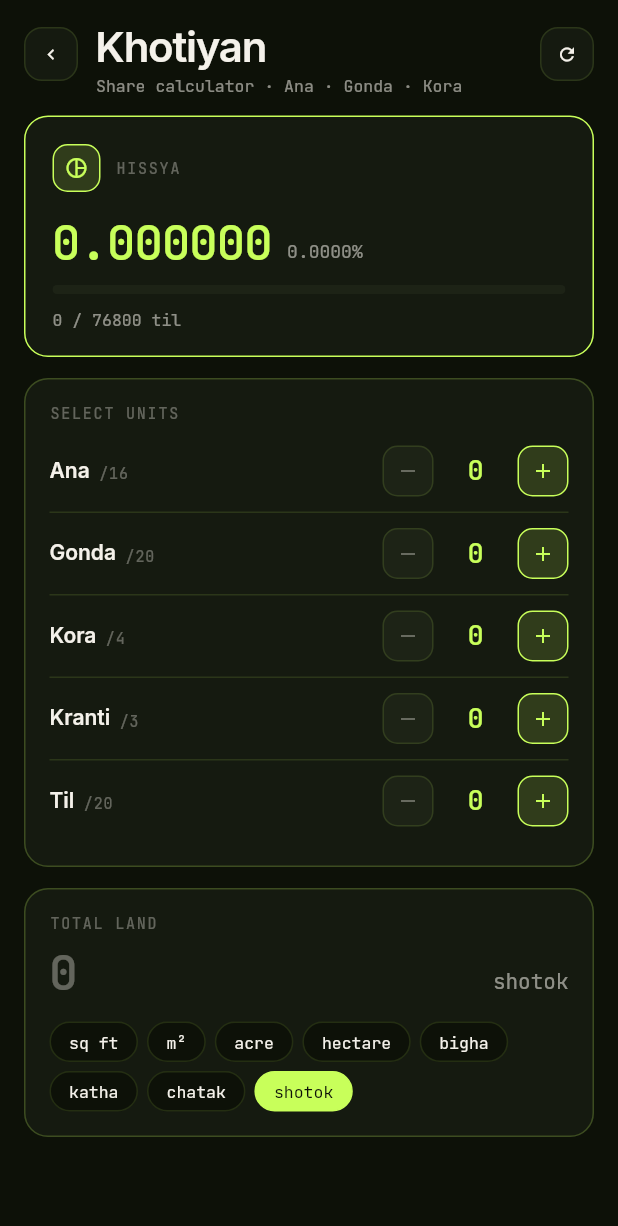
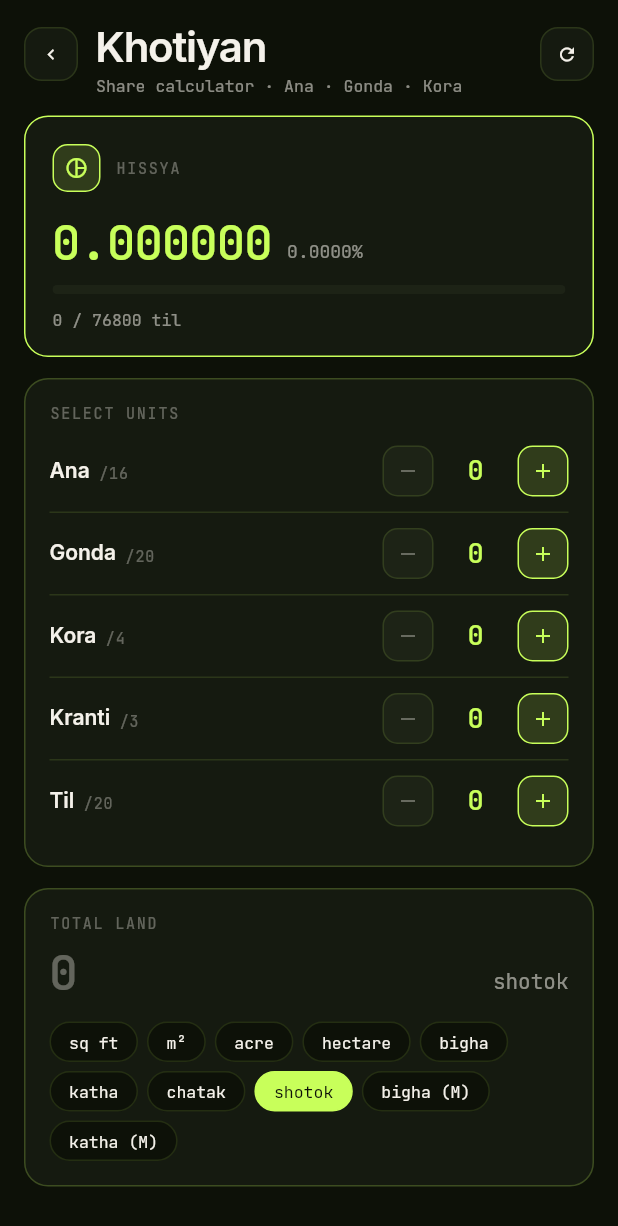
Before and after one commit to zamansheikh/plotcalc, a Flutter app: the KhotiyanScreen screen opened by its route, on a phone screen of 412 x 824 dp. Shown: the top 1226 px of the screen. Run offline on Flutter 3.47's test engine with Material 3 defaults, Android fonts, the phone set to English and light mode, and no system bars; our stand-ins replace equatable, flutter_bloc, get_it, go_router, google_fonts, shared_preferences; accounts and stored records are empty.

Commit message:
feat: Add Mymensingh regional area units and update localization support

```diff
--- a/lib/core/units/area_unit.dart
+++ b/lib/core/units/area_unit.dart
@@ -1,30 +1,74 @@
 import 'package:intl/intl.dart';
 
+/// Exact square metres in one square foot. The international foot is defined
+/// as exactly 0.3048 m, so 0.3048² is exact rather than an approximation.
+const double sqmPerSqft = 0.09290304;
+
+/// Square feet in one acre — exact by definition (1 acre = 10 sq chains).
+const double _sqftPerAcre = 43560;
+
+/// A shotok (decimal) is exactly one hundredth of an acre: 435.6 sq ft.
+const double _sqftPerShotok = _sqftPerAcre / 100;
+
+/// Bangladesh's standard katha, as used in Dhaka and in land deeds
+/// generally: 720 sq ft. Twenty of them make a bigha, sixteen chatak make
+/// one katha. Regional conventions differ — see the Mymensingh pair below.
+const double _sqftPerKatha = 720;
+
+/// Mymensingh's regional katha is 6.5 shotok rather than the standard
+/// 1.65, and twenty of them still make one (much larger) bigha — so a
+/// Mymensingh bigha is 130 shotok, or 1.3 acres.
+const double _shotokPerKathaMymensingh = 6.5;
+const double _sqftPerKathaMymensingh =
+    _sqftPerShotok * _shotokPerKathaMymensingh;
+
+const double _kathaPerBigha = 20;
+const double _chatakPerKatha = 16;
+
+/// Area units the app can display and convert between.
+///
+/// Each unit is declared by its size **in square feet**, because that is how
+/// the Bangladeshi units are actually defined (a katha is 720 sq ft; a shotok
+/// is 1/100 acre). Everything else is derived. Declaring a pre-divided
+/// "units per square metre" constant instead is how `bigha` ended up an
+/// order of magnitude wrong: a dropped zero in a long decimal is invisible,
+/// whereas `20 * _sqftPerKatha` is self-evidently twenty katha.
 enum AreaUnit {
-  sqft(10.7639, 0),
-  sqm(1, 1),
-  acre(0.000247105, 4),
-  hectare(0.0001, 4),
-  bigha(0.00747384, 4),
-  katha(0.014947, 3),
-  chatak(0.239, 2),
-  shotok(0.0247105, 3);
+  sqft(1, 0),
+  sqm(1 / sqmPerSqft, 1),
+  acre(_sqftPerAcre, 4),
+  hectare(10000 / sqmPerSqft, 4),
+  bigha(_kathaPerBigha * _sqftPerKatha, 4),
+  katha(_sqftPerKatha, 3),
+  chatak(_sqftPerKatha / _chatakPerKatha, 2),
+  shotok(_sqftPerShotok, 3),
+  bighaMymensingh(_kathaPerBigha * _sqftPerKathaMymensingh, 5),
+  kathaMymensingh(_sqftPerKathaMymensingh, 3);
 
-  final double factor;
+  /// How many square feet one of this unit covers.
+  final double sqftPerUnit;
+
+  /// Fraction digits used when displaying this unit.
   final int precision;
 
   // Unit names are locale-dependent — see AreaUnitL10n in l10n.dart.
-  const AreaUnit(this.factor, this.precision);
+  const AreaUnit(this.sqftPerUnit, this.precision);
+
+  /// Square metres one of this unit covers.
+  double get sqmPerUnit => sqftPerUnit * sqmPerSqft;
+
+  /// How many of this unit fit in one square metre.
+  double get factor => 1 / sqmPerUnit;
 
   /// Convert square meters to this unit.
-  double fromSqm(double sqm) => sqm * factor;
+  double fromSqm(double sqm) => sqm / sqmPerUnit;
 
   /// Convert this unit value back to square meters.
-  double toSqm(double v) => v / factor;
+  double toSqm(double v) => v * sqmPerUnit;
 
   /// Format a square-meter value as a readable string in this unit.
   String format(double sqm) {
-    final v = sqm * factor;
+    final v = fromSqm(sqm);
     if (precision == 0) {
       return NumberFormat.decimalPattern().format(v.round());
     }
--- a/lib/l10n/app_en.arb
+++ b/lib/l10n/app_en.arb
@@ -727,7 +727,7 @@
   "@aboutWhatItDoes": {},
   "aboutDraw": "Draw plots by tapping vertices, dragging a template, or typing exact measurements.",
   "@aboutDraw": {},
-  "aboutConvert": "Convert between 8 area units (sq ft, m², acre, hectare, bigha, katha, chatak, shotok).",
+  "aboutConvert": "Convert between 10 area units, including the Mymensingh regional bigha and katha.",
   "@aboutConvert": {},
   "aboutAdjust": "Adjust a polygon to hit a target area while keeping its shape.",
   "@aboutAdjust": {},
@@ -777,5 +777,13 @@
   "drawFirstVertexHint": "Tap anywhere on the canvas\nto drop your first vertex",
   "@drawFirstVertexHint": {},
   "drawCompassN": "N",
-  "@drawCompassN": {}
+  "@drawCompassN": {},
+  "unitBighaMymensinghLabel": "bigha (M)",
+  "@unitBighaMymensinghLabel": {},
+  "unitBighaMymensinghName": "Bigha — Mymensingh",
+  "@unitBighaMymensinghName": {},
+  "unitKathaMymensinghLabel": "katha (M)",
+  "@unitKathaMymensinghLabel": {},
+  "unitKathaMymensinghName": "Katha — Mymensingh",
+  "@unitKathaMymensinghName": {}
 }
--- a/lib/l10n/l10n.dart
+++ b/lib/l10n/l10n.dart
@@ -42,6 +42,8 @@ extension AreaUnitL10n on AreaUnit {
     AreaUnit.katha => t.unitKathaLabel,
     AreaUnit.chatak => t.unitChatakLabel,
     AreaUnit.shotok => t.unitShotokLabel,
+    AreaUnit.bighaMymensingh => t.unitBighaMymensinghLabel,
+    AreaUnit.kathaMymensingh => t.unitKathaMymensinghLabel,
   };
 
   /// Full name used in pickers and lists ("Square feet").
@@ -54,6 +56,8 @@ extension AreaUnitL10n on AreaUnit {
     AreaUnit.katha => t.unitKathaName,
     AreaUnit.chatak => t.unitChatakName,
     AreaUnit.shotok => t.unitShotokName,
+    AreaUnit.bighaMymensingh => t.unitBighaMymensinghName,
+    AreaUnit.kathaMymensingh => t.unitKathaMymensinghName,
   };
 }
 
--- a/lib/presentation/features/info/data/articles.dart
+++ b/lib/presentation/features/info/data/articles.dart
@@ -104,7 +104,7 @@ const articles = <Article>[
       ArticleSection(
         heading: 'Bigha',
         body:
-            '1 bigha = 33 decimal = 20 katha ≈ 1,338.93 m² ≈ 14,400 sq ft.\n\n'
+            '1 bigha = 20 katha = 320 chatak = 14,400 sq ft ≈ 1,337.80 m².\n\n'
             'It\'s the largest of the four common BD units. Most rural plots '
             'are described in bigha-and-katha.',
       ),
@@ -125,16 +125,33 @@ const articles = <Article>[
       ArticleSection(
         heading: 'Shotok',
         body:
-            '1 shotok = 1 decimal ≈ 40.46 m² ≈ 435.6 sq ft.\n\n'
-            'Shotok is the same unit as the South Asian "decimal". 33 '
-            'shotok = 1 bigha.',
+            '1 shotok = 1 decimal = 435.6 sq ft ≈ 40.47 m².\n\n'
+            'Shotok is the same unit as the South Asian "decimal" — exactly '
+            'one hundredth of an acre. A bigha is 33.06 shotok, which is why '
+            'it is often quoted loosely as "33 decimal".',
+      ),
+      ArticleSection(
+        heading: 'Regional sizes: the Mymensingh bigha',
+        body:
+            'Bigha and katha are not the same size everywhere. The figures '
+            'above are the standard used in Dhaka and in most land deeds; '
+            'Rajshahi, Dinajpur and Bogura, for instance, work to a katha of '
+            'about 805 sq ft.\n\n'
+            'PlotCalc ships the Mymensingh pair as separate units so you '
+            'never have to mix conventions:\n\n'
+            '• 1 katha (Mymensingh) = 6.5 shotok = 2,831.4 sq ft\n'
+            '• 1 bigha (Mymensingh) = 20 katha (M) = 130 shotok = 1.3 acre\n\n'
+            'That makes a Mymensingh bigha a little over four times the '
+            'standard one — always confirm which convention a deed uses '
+            'before converting.',
       ),
       ArticleSection(
         heading: 'Quick conversion table',
         body:
-            '• 1 bigha = 20 katha = 320 chatak = 33 shotok\n'
-            '• 1 katha = 16 chatak = 1.65 shotok\n'
-            '• 1 chatak ≈ 0.103 shotok',
+            '• 1 bigha = 20 katha = 320 chatak ≈ 33.06 shotok\n'
+            '• 1 katha = 16 chatak = 1.65 shotok = 720 sq ft\n'
+            '• 1 chatak = 45 sq ft ≈ 0.103 shotok\n'
+            '• 1 acre = 100 shotok ≈ 3.025 bigha',
       ),
     ],
   ),
```
Also changed, not shown: lib/l10n/app_bn.arb (+6 -2 lines), lib/l10n/generated/app_localizations.dart, lib/l10n/generated/app_localizations_bn.dart, lib/l10n/generated/app_localizations_en.dart, 1 other file.
